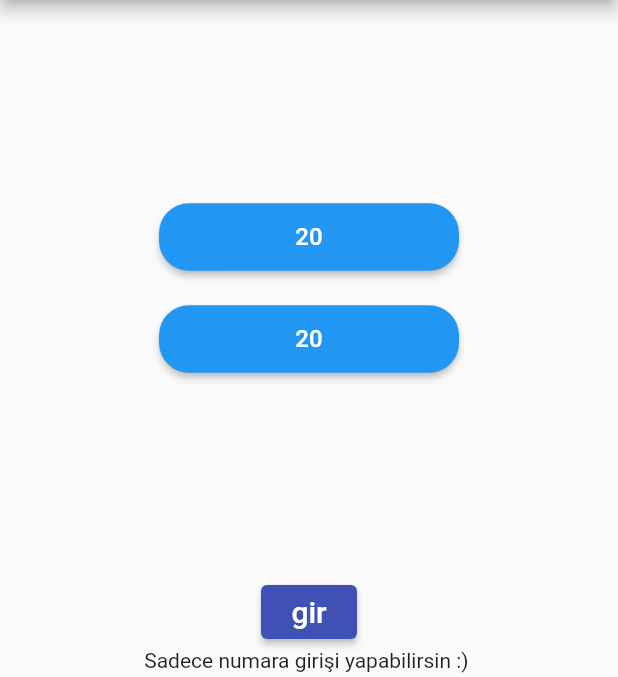
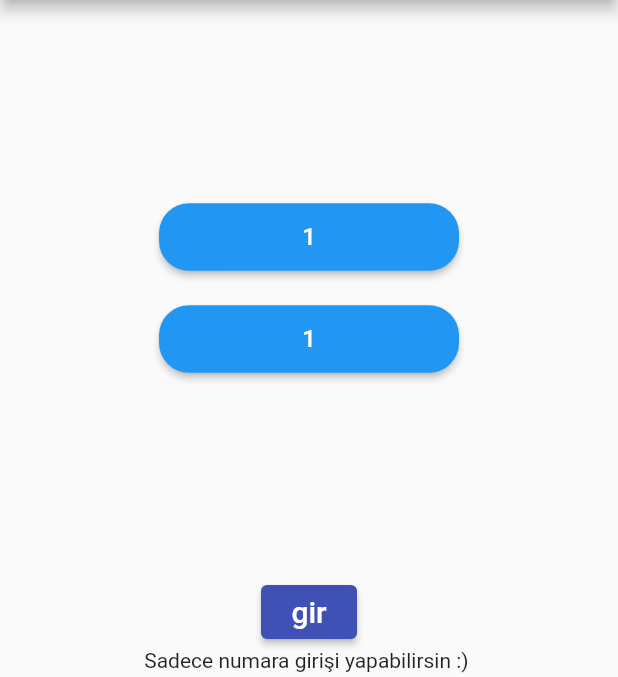
Before and after one commit to azerberakanat/matreman, a Flutter app: the screen it shows after launch, item 4 of the bottom bar chosen, after a tap on "gir", on a phone screen of 412 x 824 dp, the part 84-761 px from its top. Run offline on Flutter 3.47's test engine with Material 2 defaults, Android fonts, the phone set to English and light mode, and no system bars; drawn by our look-alikes of bottom_navy_bar; our stand-ins replace cloud_firestore, curved_navigation_bar, firebase_auth, firebase_core; missing offline and left inert: navigating_drawer; accounts and stored records are empty.

Commit message:
“final”

```diff
--- a/lib/baslangicEkrani.dart
+++ b/lib/baslangicEkrani.dart
@@ -14,7 +14,7 @@ class _baslangicEkraniState extends State<baslangicEkrani> {
     super.initState();
     Timer(Duration(seconds: 3), () {
       Navigator.of(context).pushReplacement(MaterialPageRoute(
-        builder: (context) => anaSayfa(),
+        builder: (context) => LoginPage(),
       ));
     });
   }
--- a/lib/cikarma.dart
+++ b/lib/cikarma.dart
@@ -1,34 +1,26 @@
+import 'package:deneme/randomlar.dart';
 import 'package:flutter/material.dart';
 import 'dart:math';
 import 'package:flutter/services.dart';
+
 import 'anaSayfa.dart';
 
 class cikarmasayfa extends StatefulWidget {
   @override
   _cikarmasayfaState createState() => _cikarmasayfaState();
+
 }
-
-/*int girilenrakam;
-final emailController = TextEditingController();*/
-
-bool kontrol() {
-  int a = randomNumbercik + randomNumbercik2;
-}
-
 Random random = new Random();
-int randomNumbercik = random.nextInt(100);
-
+int randomNumbercik = random.nextInt(10)+1;
 Random random2 = new Random();
-int randomNumbercik2 = random2.nextInt(100);
+int randomNumbercik2 = random2.nextInt(10)+1;
 
 class _cikarmasayfaState extends State<cikarmasayfa> {
-  List<String> rakamlar = [
-    "$randomNumbercik",
-    "$randomNumbercik2",
-  ];
+
+
 
   @override
-  Widget randomsayibutton(String rakamlar) {
+  Widget randomsayibutton(String rand) {
     return Padding(
       padding: EdgeInsets.symmetric(
         vertical: 10.0,
@@ -37,7 +29,7 @@ class _cikarmasayfaState extends State<cikarmasayfa> {
       child: MaterialButton(
         onPressed: () => anaSayfa(),
         child: Text(
-          rakamlar,
+          rand,
           style: TextStyle(
             color: Colors.white,
             fontSize: 16.0,
@@ -50,22 +42,23 @@ class _cikarmasayfaState extends State<cikarmasayfa> {
         minWidth: 200.0,
         height: 45.0,
         shape:
-            RoundedRectangleBorder(borderRadius: BorderRadius.circular(20.0)),
+        RoundedRectangleBorder(borderRadius: BorderRadius.circular(20.0)),
       ),
     );
   }
 
   Future<bool> _onBackPressed() {
+
     return showDialog(
       context: context,
       builder: (context) => AlertDialog(
         title: Text("Uygulamadan Çıkmak istiyor musunuz?"),
         actions: <Widget>[
-          FlatButton(
+          TextButton(
             child: Text("Hayır"),
             onPressed: () => Navigator.pop(context, false),
           ),
-          FlatButton(
+          TextButton(
               child: Text("Evet"),
               onPressed: () {
                 Navigator.pushReplacement(
@@ -78,6 +71,7 @@ class _cikarmasayfaState extends State<cikarmasayfa> {
       ),
     );
   }
+
 
   @override
   Widget build(BuildContext context) {
@@ -112,6 +106,7 @@ class _cikarmasayfaState extends State<cikarmasayfa> {
                     ),
                     Text("Sadece numara girişi yapabilirsin :) "),
                     TextFormField(
+                      controller: degisiklik,
                       autovalidateMode: AutovalidateMode.always,
                       keyboardType: TextInputType.number,
                       inputFormatters: [
@@ -140,5 +135,28 @@ class _cikarmasayfaState extends State<cikarmasayfa> {
         ),
       ),
     );
+
+  }
+  TextEditingController degisiklik = new TextEditingController();
+
+
+
+  void kontrol()
+  {
+    int a = randomNumbercik-randomNumbercik2;
+    if (a.toString()==degisiklik.text)
+    {
+      print("a");
+      setState(() {});
+
+
+    }
+    else{
+      print(a);
+      print(degisiklik);
+      print("b");
+
+    }
+
   }
 }
```
Also changed, not shown: lib/toplama.dart (+26 -43 lines).
